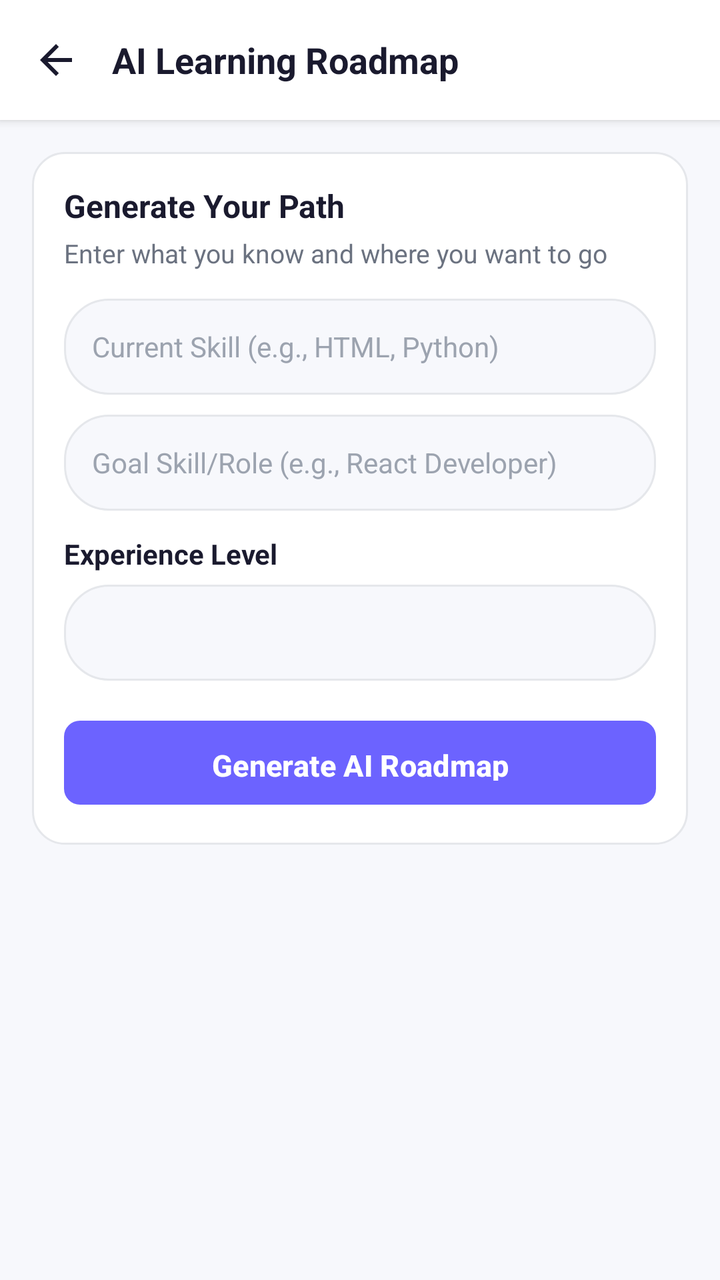
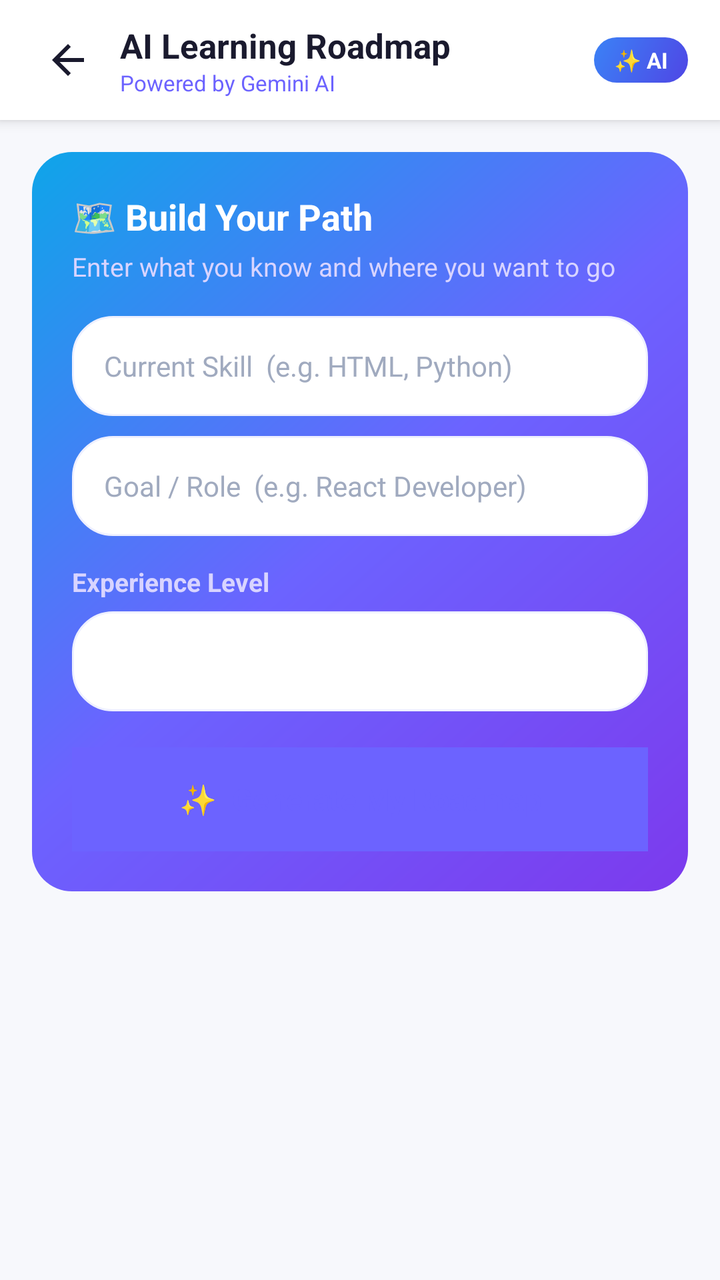

Before-and-after screenshots of an Android layout around one commit, followed by the original layout XML and the change that was made.
<!-- AndroidManifest.xml: application theme Theme.SkillBarter -->
<!-- res/layout/activity_roadmap_generator.xml -->
<?xml version="1.0" encoding="utf-8"?>
<LinearLayout xmlns:android="http://schemas.android.com/apk/res/android"
    android:layout_width="match_parent"
    android:layout_height="match_parent"
    android:background="@color/bg_light"
    android:orientation="vertical">

    
    <LinearLayout
        android:layout_width="match_parent"
        android:layout_height="60dp"
        android:background="@color/surface_white"
        android:elevation="3dp"
        android:gravity="center_vertical"
        android:orientation="horizontal"
        android:paddingHorizontal="16dp">

        <ImageView
            android:id="@+id/ivBack"
            android:layout_width="24dp"
            android:layout_height="24dp"
            android:contentDescription="Back"
            android:src="@drawable/ic_back" />

        <TextView
            android:layout_width="0dp"
            android:layout_height="wrap_content"
            android:layout_marginStart="16dp"
            android:layout_weight="1"
            android:text="AI Learning Roadmap"
            android:textColor="@color/text_primary"
            android:textSize="18sp"
            android:textStyle="bold" />

    </LinearLayout>

    <ScrollView
        android:layout_width="match_parent"
        android:layout_height="0dp"
        android:layout_weight="1"
        android:clipToPadding="false"
        android:padding="16dp">

        <LinearLayout
            android:layout_width="match_parent"
            android:layout_height="wrap_content"
            android:orientation="vertical">

            
            <LinearLayout
                android:layout_width="match_parent"
                android:layout_height="wrap_content"
                android:background="@drawable/bg_rounded_card"
                android:orientation="vertical"
                android:padding="16dp">

                <TextView
                    android:layout_width="wrap_content"
                    android:layout_height="wrap_content"
                    android:text="Generate Your Path"
                    android:textColor="@color/text_primary"
                    android:textSize="16sp"
                    android:textStyle="bold" />

                <TextView
                    android:layout_width="wrap_content"
                    android:layout_height="wrap_content"
                    android:layout_marginTop="4dp"
                    android:text="Enter what you know and where you want to go"
                    android:textColor="@color/text_secondary"
                    android:textSize="13sp" />

                <EditText
                    android:id="@+id/etCurrentSkill"
                    android:layout_width="match_parent"
                    android:layout_height="48dp"
                    android:layout_marginTop="14dp"
                    android:background="@drawable/bg_input_field"
                    android:hint="Current Skill (e.g., HTML, Python)"
                    android:inputType="textCapWords"
                    android:paddingHorizontal="14dp"
                    android:textColor="@color/text_primary"
                    android:textColorHint="@color/text_muted"
                    android:textSize="14sp" />

                <EditText
                    android:id="@+id/etGoalSkill"
                    android:layout_width="match_parent"
                    android:layout_height="48dp"
                    android:layout_marginTop="10dp"
                    android:background="@drawable/bg_input_field"
                    android:hint="Goal Skill/Role (e.g., React Developer)"
                    android:inputType="textCapWords"
                    android:paddingHorizontal="14dp"
                    android:textColor="@color/text_primary"
                    android:textColorHint="@color/text_muted"
                    android:textSize="14sp" />

                <TextView
                    android:layout_width="wrap_content"
                    android:layout_height="wrap_content"
                    android:layout_marginTop="12dp"
                    android:text="Experience Level"
                    android:textColor="@color/text_primary"
                    android:textSize="14sp"
                    android:textStyle="bold" />

                <Spinner
                    android:id="@+id/spinnerExperience"
                    android:layout_width="match_parent"
                    android:layout_height="48dp"
                    android:layout_marginTop="6dp"
                    android:background="@drawable/bg_input_field"
                    android:paddingHorizontal="10dp" />

                <Button
                    android:id="@+id/btnGenerate"
                    style="@style/Widget.SkillBarter.Button"
                    android:layout_width="match_parent"
                    android:layout_height="50dp"
                    android:layout_marginTop="16dp"
                    android:text="Generate AI Roadmap"
                    android:textSize="15sp" />

            </LinearLayout>

            
            <ProgressBar
                android:id="@+id/progressBar"
                android:layout_width="wrap_content"
                android:layout_height="wrap_content"
                android:layout_gravity="center"
                android:layout_marginTop="20dp"
                android:visibility="gone" />

            
            <LinearLayout
                android:id="@+id/layoutResult"
                android:layout_width="match_parent"
                android:layout_height="wrap_content"
                android:layout_marginTop="16dp"
                android:orientation="vertical"
                android:visibility="gone">

                <TextView
                    android:id="@+id/tvRoadmapTitle"
                    android:layout_width="match_parent"
                    android:layout_height="wrap_content"
                    android:textColor="@color/text_primary"
                    android:textSize="18sp"
                    android:textStyle="bold" />

                <TextView
                    android:id="@+id/tvRoadmapDesc"
                    android:layout_width="match_parent"
                    android:layout_height="wrap_content"
                    android:layout_marginTop="4dp"
                    android:textColor="@color/text_secondary"
                    android:textSize="13sp" />

                
                <LinearLayout
                    android:layout_width="match_parent"
                    android:layout_height="wrap_content"
                    android:layout_marginTop="14dp"
                    android:gravity="center_vertical"
                    android:orientation="horizontal">

                    <TextView
                        android:id="@+id/tvProgressLabel"
                        android:layout_width="0dp"
                        android:layout_height="wrap_content"
                        android:layout_weight="1"
                        android:text="Progress: 0 / 0 completed"
                        android:textColor="@color/text_primary"
                        android:textSize="13sp"
                        android:textStyle="bold" />

                    <ProgressBar
                        android:id="@+id/roadmapProgressBar"
                        style="?android:attr/progressBarStyleHorizontal"
                        android:layout_width="120dp"
                        android:layout_height="8dp"
                        android:max="100"
                        android:progressDrawable="@drawable/bg_rounded_card" />

                </LinearLayout>

                <androidx.recyclerview.widget.RecyclerView
                    android:id="@+id/rvSteps"
                    android:layout_width="match_parent"
                    android:layout_height="wrap_content"
                    android:layout_marginTop="12dp"
                    android:nestedScrollingEnabled="false" />

            </LinearLayout>

        </LinearLayout>

    </ScrollView>

</LinearLayout>
<!-- resources referenced by this layout -->
<resources>
  <color name="bg_light">#F7F8FC</color>
  <color name="surface_white">#FFFFFF</color>
  <color name="text_muted">#9CA3AF</color>
  <color name="text_primary">#1A1A2E</color>
  <color name="text_secondary">#6B7280</color>
  <!-- drawable bg_input_field (drawable) -->
  <?xml version="1.0" encoding="utf-8"?>
  <shape xmlns:android="http://schemas.android.com/apk/res/android"
      android:shape="rectangle">
      <solid android:color="@color/bg_light" />
      <corners android:radius="22dp" />
      <stroke android:width="1dp" android:color="@color/divider_color" />
  </shape>
  <!-- drawable bg_rounded_card (drawable) -->
  <?xml version="1.0" encoding="utf-8"?>
  <shape xmlns:android="http://schemas.android.com/apk/res/android"
      android:shape="rectangle">
      <solid android:color="@color/surface_white" />
      <corners android:radius="16dp" />
      <stroke android:width="1dp" android:color="@color/divider_color" />
  </shape>
  <!-- drawable ic_back (drawable) -->
  <?xml version="1.0" encoding="utf-8"?>
  <vector xmlns:android="http://schemas.android.com/apk/res/android"
      android:width="24dp"
      android:height="24dp"
      android:viewportWidth="24"
      android:viewportHeight="24">
      <path
          android:fillColor="#1A1A2E"
          android:pathData="M20,11H7.83l5.59,-5.59L12,4l-8,8 8,8 1.41,-1.41L7.83,13H20v-2z" />
  </vector>
  <style name="Widget.SkillBarter.Button" parent="Widget.Material3.Button">
          <item name="backgroundTint">@color/primary</item>
          <item name="android:textColor">@color/white</item>
          <item name="cornerRadius">8dp</item>
          <item name="android:paddingTop">12dp</item>
          <item name="android:paddingBottom">12dp</item>
          <item name="android:textStyle">bold</item>
          <item name="android:textSize">14sp</item>
      </style>
  <style name="Theme.SkillBarter" parent="Base.Theme.SkillBarter" />
  <color name="divider_color">#E5E7EB</color>
  <color name="primary">#6C63FF</color>
  <color name="white">#FFFFFF</color>
  <style name="Base.Theme.SkillBarter" parent="Theme.Material3.DayNight.NoActionBar">
          <item name="colorPrimary">@color/primary</item>
          <item name="colorOnPrimary">@color/white</item>
          <item name="colorPrimaryContainer">@color/primary_light</item>
          <item name="colorOnPrimaryContainer">@color/primary</item>
          <item name="android:colorBackground">@color/bg_light</item>
          <item name="colorSurface">@color/surface_white</item>
          <item name="colorOnSurface">@color/text_primary</item>
          <item name="colorOnSurfaceVariant">@color/text_secondary</item>
          <item name="android:statusBarColor">@color/surface_white</item>
          <item name="android:windowLightStatusBar">true</item>
      </style>
  <color name="primary_light">#EEF0FF</color>
</resources>

<!-- the commit's change to res/layout/activity_roadmap_generator.xml (unified diff, before → after) -->
@@ -10,26 +10,53 @@
         android:layout_width="match_parent"
         android:layout_height="60dp"
         android:background="@color/surface_white"
-        android:elevation="3dp"
+        android:elevation="4dp"
         android:gravity="center_vertical"
         android:orientation="horizontal"
         android:paddingHorizontal="16dp">
 
         <ImageView
             android:id="@+id/ivBack"
-            android:layout_width="24dp"
-            android:layout_height="24dp"
+            android:layout_width="36dp"
+            android:layout_height="36dp"
             android:contentDescription="Back"
+            android:padding="6dp"
             android:src="@drawable/ic_back" />
 
-        <TextView
+        <LinearLayout
             android:layout_width="0dp"
             android:layout_height="wrap_content"
-            android:layout_marginStart="16dp"
+            android:layout_marginStart="8dp"
             android:layout_weight="1"
-            android:text="AI Learning Roadmap"
-            android:textColor="@color/text_primary"
-            android:textSize="18sp"
+            android:orientation="vertical">
+
+            <TextView
+                android:layout_width="wrap_content"
+                android:layout_height="wrap_content"
+                android:text="AI Learning Roadmap"
+                android:textColor="@color/text_primary"
+                android:textSize="17sp"
+                android:textStyle="bold" />
+
+            <TextView
+                android:layout_width="wrap_content"
+                android:layout_height="wrap_content"
+                android:text="Powered by Gemini AI"
+                android:textColor="@color/primary"
+                android:textSize="11sp" />
+
+        </LinearLayout>
+
+        
+        <TextView
+            android:layout_width="wrap_content"
+            android:layout_height="wrap_content"
+            android:background="@drawable/bg_hero_banner"
+            android:paddingHorizontal="10dp"
+            android:paddingVertical="4dp"
+            android:text="✨ AI"
+            android:textColor="#FFFFFF"
+            android:textSize="11sp"
             android:textStyle="bold" />
 
     </LinearLayout>
@@ -39,27 +66,29 @@
         android:layout_height="0dp"
         android:layout_weight="1"
         android:clipToPadding="false"
-        android:padding="16dp">
+        android:paddingBottom="16dp">
 
         <LinearLayout
             android:layout_width="match_parent"
             android:layout_height="wrap_content"
-            android:orientation="vertical">
+            android:orientation="vertical"
+            android:paddingHorizontal="16dp"
+            android:paddingTop="16dp">
 
             
             <LinearLayout
                 android:layout_width="match_parent"
                 android:layout_height="wrap_content"
-                android:background="@drawable/bg_rounded_card"
+                android:background="@drawable/bg_roadmap_header"
                 android:orientation="vertical"
-                android:padding="16dp">
-
-                <TextView
-                    android:layout_width="wrap_content"
-                    android:layout_height="wrap_content"
-                    android:text="Generate Your Path"
-                    android:textColor="@color/text_primary"
-                    android:textSize="16sp"
+                android:padding="20dp">
+
+                <TextView
+                    android:layout_width="wrap_content"
+                    android:layout_height="wrap_content"
+                    android:text="🗺️ Build Your Path"
+                    android:textColor="#FFFFFF"
+                    android:textSize="18sp"
                     android:textStyle="bold" />
 
                 <TextView
@@ -67,136 +96,175 @@
                     android:layout_height="wrap_content"
                     android:layout_marginTop="4dp"
                     android:text="Enter what you know and where you want to go"
+                    android:textColor="#D8D4FF"
+                    android:textSize="13sp" />
+
+                <EditText
+                    android:id="@+id/etCurrentSkill"
+                    android:layout_width="match_parent"
+                    android:layout_height="50dp"
+                    android:layout_marginTop="16dp"
+                    android:background="@drawable/bg_roadmap_input_card"
+                    android:hint="Current Skill  (e.g. HTML, Python)"
+                    android:inputType="textCapWords"
+                    android:paddingHorizontal="16dp"
+                    android:textColor="@color/text_primary"
+                    android:textColorHint="#A0AABF"
+                    android:textSize="14sp" />
+
+                <EditText
+                    android:id="@+id/etGoalSkill"
+                    android:layout_width="match_parent"
+                    android:layout_height="50dp"
+                    android:layout_marginTop="10dp"
+                    android:background="@drawable/bg_roadmap_input_card"
+                    android:hint="Goal / Role  (e.g. React Developer)"
+                    android:inputType="textCapWords"
+                    android:paddingHorizontal="16dp"
+                    android:textColor="@color/text_primary"
+                    android:textColorHint="#A0AABF"
+                    android:textSize="14sp" />
+
+                <TextView
+                    android:layout_width="wrap_content"
+                    android:layout_height="wrap_content"
+                    android:layout_marginTop="14dp"
+                    android:text="Experience Level"
+                    android:textColor="#D8D4FF"
+                    android:textSize="13sp"
+                    android:textStyle="bold" />
+
+                <Spinner
+                    android:id="@+id/spinnerExperience"
+                    android:layout_width="match_parent"
+                    android:layout_height="50dp"
+                    android:layout_marginTop="6dp"
+                    android:background="@drawable/bg_roadmap_input_card"
+                    android:paddingHorizontal="12dp" />
+
+                <Button
+                    android:id="@+id/btnGenerate"
+                    android:layout_width="match_parent"
+                    android:layout_height="52dp"
+                    android:layout_marginTop="18dp"
+                    android:background="#FFFFFFFF"
+                    android:text="✨  Generate My Roadmap"
+                    android:textColor="@color/primary"
+                    android:textSize="15sp"
+                    android:textStyle="bold"
+                    android:stateListAnimator="@null"
+                    android:elevation="0dp" />
+
+            </LinearLayout>
+
+            
+            <LinearLayout
+                android:id="@+id/layoutLoading"
+                android:layout_width="match_parent"
+                android:layout_height="wrap_content"
+                android:layout_marginTop="24dp"
+                android:gravity="center"
+                android:orientation="vertical"
+                android:visibility="gone">
+
+                <ProgressBar
+                    android:id="@+id/progressBar"
+                    android:layout_width="48dp"
+                    android:layout_height="48dp" />
+
+                <TextView
+                    android:layout_width="wrap_content"
+                    android:layout_height="wrap_content"
+                    android:layout_marginTop="12dp"
+                    android:text="AI is building your personalized path…"
                     android:textColor="@color/text_secondary"
                     android:textSize="13sp" />
 
-                <EditText
-                    android:id="@+id/etCurrentSkill"
-                    android:layout_width="match_parent"
-                    android:layout_height="48dp"
-                    android:layout_marginTop="14dp"
-                    android:background="@drawable/bg_input_field"
-                    android:hint="Current Skill (e.g., HTML, Python)"
-                    android:inputType="textCapWords"
-                    android:paddingHorizontal="14dp"
-                    android:textColor="@color/text_primary"
-                    android:textColorHint="@color/text_muted"
-                    android:textSize="14sp" />
-
-                <EditText
-                    android:id="@+id/etGoalSkill"
-                    android:layout_width="match_parent"
-                    android:layout_height="48dp"
-                    android:layout_marginTop="10dp"
-                    android:background="@drawable/bg_input_field"
-                    android:hint="Goal Skill/Role (e.g., React Developer)"
-                    android:inputType="textCapWords"
-                    android:paddingHorizontal="14dp"
-                    android:textColor="@color/text_primary"
-                    android:textColorHint="@color/text_muted"
-                    android:textSize="14sp" />
-
-                <TextView
-                    android:layout_width="wrap_content"
-                    android:layout_height="wrap_content"
-                    android:layout_marginTop="12dp"
-                    android:text="Experience Level"
-                    android:textColor="@color/text_primary"
-                    android:textSize="14sp"
-                    android:textStyle="bold" />
-
-                <Spinner
-                    android:id="@+id/spinnerExperience"
-                    android:layout_width="match_parent"
-                    android:layout_height="48dp"
-                    android:layout_marginTop="6dp"
-                    android:background="@drawable/bg_input_field"
-                    android:paddingHorizontal="10dp" />
-
-                <Button
-                    android:id="@+id/btnGenerate"
-                    style="@style/Widget.SkillBarter.Button"
-                    android:layout_width="match_parent"
-                    android:layout_height="50dp"
-                    android:layout_marginTop="16dp"
-                    android:text="Generate AI Roadmap"
-                    android:textSize="15sp" />
-
             </LinearLayout>
-
-            
-            <ProgressBar
-                android:id="@+id/progressBar"
-                android:layout_width="wrap_content"
-                android:layout_height="wrap_content"
-                android:layout_gravity="center"
-                android:layout_marginTop="20dp"
-                android:visibility="gone" />
 
             
             <LinearLayout
                 android:id="@+id/layoutResult"
                 android:layout_width="match_parent"
                 android:layout_height="wrap_content"
-                android:layout_marginTop="16dp"
+                android:layout_marginTop="20dp"
                 android:orientation="vertical"
                 android:visibility="gone">
 
-                <TextView
-                    android:id="@+id/tvRoadmapTitle"
-                    android:layout_width="match_parent"
-                    android:layout_height="wrap_content"
-                    android:textColor="@color/text_primary"
-                    android:textSize="18sp"
-                    android:textStyle="bold" />
-
-                <TextView
-                    android:id="@+id/tvRoadmapDesc"
-                    android:layout_width="match_parent"
-                    android:layout_height="wrap_content"
-                    android:layout_marginTop="4dp"
-                    android:textColor="@color/text_secondary"
-                    android:textSize="13sp" />
-
                 
                 <LinearLayout
                     android:layout_width="match_parent"
                     android:layout_height="wrap_content"
-                    android:layout_marginTop="14dp"
-                    android:gravity="center_vertical"
-                    android:orientation="horizontal">
+                    android:background="@drawable/bg_rounded_card"
+                    android:orientation="vertical"
+                    android:padding="16dp">
 
                     <TextView
-                        android:id="@+id/tvProgressLabel"
-                        android:layout_width="0dp"
+                        android:id="@+id/tvRoadmapTitle"
+                        android:layout_width="match_parent"
                         android:layout_height="wrap_content"
-                        android:layout_weight="1"
-                        android:text="Progress: 0 / 0 completed"
                         android:textColor="@color/text_primary"
-                        android:textSize="13sp"
+                        android:textSize="17sp"
                         android:textStyle="bold" />
+
+                    <TextView
+                        android:id="@+id/tvRoadmapDesc"
+                        android:layout_width="match_parent"
+                        android:layout_height="wrap_content"
+                        android:layout_marginTop="4dp"
+                        android:textColor="@color/text_secondary"
+                        android:textSize="13sp" />
+
+                    
+                    <LinearLayout
+                        android:layout_width="match_parent"
+                        android:layout_height="wrap_content"
+                        android:layout_marginTop="14dp"
+                        android:gravity="center_vertical"
+                        android:orientation="horizontal">
+
+                        <TextView
+                            android:id="@+id/tvProgressLabel"
+                            android:layout_width="0dp"
+                            android:layout_height="wrap_content"
+                            android:layout_weight="1"
+                            android:text="0 / 0 completed"
+                            android:textColor="@color/primary"
+                            android:textSize="13sp"
+                            android:textStyle="bold" />
+
+                        <TextView
+                            android:id="@+id/tvProgressPercent"
+                            android:layout_width="wrap_content"
+                            android:layout_height="wrap_content"
+                            android:text="0%"
+                            android:textColor="@color/text_secondary"
+                            android:textSize="13sp" />
+
+                    </LinearLayout>
 
                     <ProgressBar
                         android:id="@+id/roadmapProgressBar"
                         style="?android:attr/progressBarStyleHorizontal"
-                        android:layout_width="120dp"
-                        android:layout_height="8dp"
+                        android:layout_width="match_parent"
+                        android:layout_height="10dp"
+                        android:layout_marginTop="8dp"
                         android:max="100"
-                        android:progressDrawable="@drawable/bg_rounded_card" />
+                        android:progressDrawable="@drawable/bg_progress_track" />
 
                 </LinearLayout>
 
+                
                 <androidx.recyclerview.widget.RecyclerView
                     android:id="@+id/rvSteps"
                     android:layout_width="match_parent"
                     android:layout_height="wrap_content"
-                    android:layout_marginTop="12dp"
+                    android:layout_marginTop="14dp"
                     android:nestedScrollingEnabled="false" />
 
             </LinearLayout>
 
         </LinearLayout>
-
     </ScrollView>
 
 </LinearLayout>
<!-- resource entries referenced after the edit -->
@@ -2,16 +2,59 @@
 <resources>
   <color name="bg_light">#F7F8FC</color>
   <color name="surface_white">#FFFFFF</color>
-  <color name="text_muted">#9CA3AF</color>
   <color name="text_primary">#1A1A2E</color>
   <color name="text_secondary">#6B7280</color>
-  <!-- drawable bg_input_field (drawable) -->
+  <!-- drawable bg_hero_banner (drawable) -->
   <?xml version="1.0" encoding="utf-8"?>
   <shape xmlns:android="http://schemas.android.com/apk/res/android"
       android:shape="rectangle">
-      <solid android:color="@color/bg_light" />
-      <corners android:radius="22dp" />
-      <stroke android:width="1dp" android:color="@color/divider_color" />
+      <gradient
+          android:startColor="#4F46E5"
+          android:endColor="#3B82F6"
+          android:angle="135" />
+      <corners android:radius="20dp" />
+  </shape>
+  <!-- drawable bg_progress_track (drawable) -->
+  <?xml version="1.0" encoding="utf-8"?>
+  <layer-list xmlns:android="http://schemas.android.com/apk/res/android">
+      <item android:id="@android:id/background">
+          <shape android:shape="rectangle">
+              <solid android:color="#E5E7EB" />
+              <corners android:radius="6dp" />
+          </shape>
+      </item>
+      <item android:id="@android:id/progress">
+          <clip>
+              <shape android:shape="rectangle">
+                  <gradient
+                      android:startColor="#7C3AED"
+                      android:endColor="#00BFA5"
+                      android:angle="0"
+                      android:type="linear" />
+                  <corners android:radius="6dp" />
+              </shape>
+          </clip>
+      </item>
+  </layer-list>
+  <!-- drawable bg_roadmap_header (drawable) -->
+  <?xml version="1.0" encoding="utf-8"?>
+  <shape xmlns:android="http://schemas.android.com/apk/res/android"
+      android:shape="rectangle">
+      <gradient
+          android:startColor="#7C3AED"
+          android:centerColor="#6C63FF"
+          android:endColor="#0EA5E9"
+          android:angle="135"
+          android:type="linear" />
+      <corners android:radius="20dp" />
+  </shape>
+  <!-- drawable bg_roadmap_input_card (drawable) -->
+  <?xml version="1.0" encoding="utf-8"?>
+  <shape xmlns:android="http://schemas.android.com/apk/res/android"
+      android:shape="rectangle">
+      <solid android:color="#FFFFFF" />
+      <corners android:radius="20dp" />
+      <stroke android:width="1dp" android:color="#EEF0FF" />
   </shape>
   <!-- drawable bg_rounded_card (drawable) -->
   <?xml version="1.0" encoding="utf-8"?>
@@ -32,15 +75,6 @@
           android:fillColor="#1A1A2E"
           android:pathData="M20,11H7.83l5.59,-5.59L12,4l-8,8 8,8 1.41,-1.41L7.83,13H20v-2z" />
   </vector>
-  <style name="Widget.SkillBarter.Button" parent="Widget.Material3.Button">
-          <item name="backgroundTint">@color/primary</item>
-          <item name="android:textColor">@color/white</item>
-          <item name="cornerRadius">8dp</item>
-          <item name="android:paddingTop">12dp</item>
-          <item name="android:paddingBottom">12dp</item>
-          <item name="android:textStyle">bold</item>
-          <item name="android:textSize">14sp</item>
-      </style>
   <style name="Theme.SkillBarter" parent="Base.Theme.SkillBarter" />
   <color name="divider_color">#E5E7EB</color>
   <color name="primary">#6C63FF</color>
